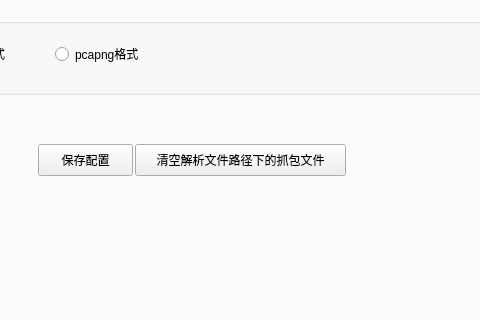
Qt form Text2Pcap/Resources/ui/text2pcapwidget.ui (wangchong2023/Text2Pcap) before a commit; both pictures show x 188 to 668 and y 183 to 503 of the 800 by 600 pixel window.
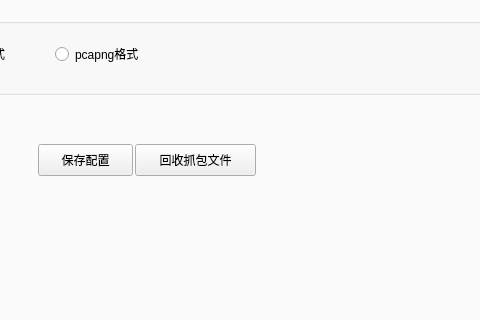
The same form after that commit. The open tabs and pages were chosen to show the change. Icons and pictures are not drawn.

Diff of the .ui file:
```diff
--- a/Text2Pcap/Resources/ui/text2pcapwidget.ui
+++ b/Text2Pcap/Resources/ui/text2pcapwidget.ui
@@ -659,12 +659,12 @@
         <rect>
          <x>310</x>
          <y>290</y>
-         <width>211</width>
+         <width>121</width>
          <height>32</height>
         </rect>
        </property>
        <property name="text">
-        <string>清空解析文件路径下的抓包文件</string>
+        <string>回收抓包文件</string>
        </property>
       </widget>
      </widget>
```
Left out of the diff: 2 changed lines with no effect on the pictures.
